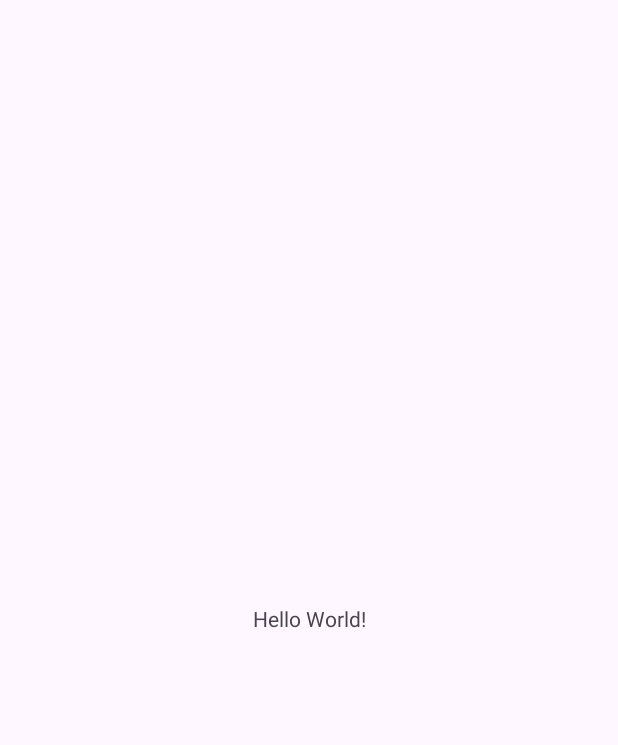
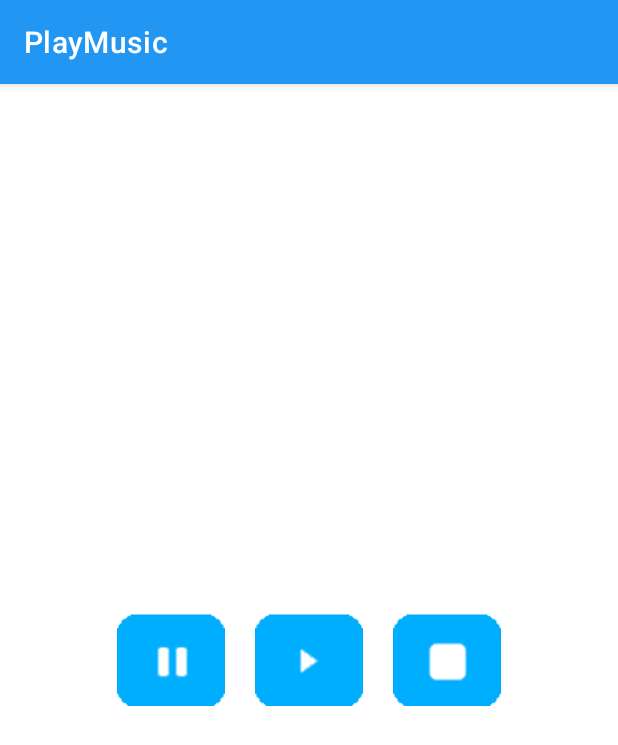
Before and after one commit to Kiel025/PlayMusic, an Android app: the screen it shows after launch (MainActivity), on a phone screen of 412 x 824 dp. Before the commit the part shown is almost empty. Shown: the top 745 px of the screen. Run offline under Robolectric (Android 15) with nearby library versions, the phone set to English and light mode, and no system bars.

Commit message:
Play, pause and stop  music

```diff
--- a/app/build.gradle.kts
+++ b/app/build.gradle.kts
@@ -4,7 +4,7 @@ plugins {
 
 android {
     namespace = "com.kiel.playmusic"
-    compileSdk = 33
+    compileSdk = 34
 
     defaultConfig {
         applicationId = "com.kiel.playmusic"
--- a/app/src/main/java/com/kiel/playmusic/MainActivity.java
+++ b/app/src/main/java/com/kiel/playmusic/MainActivity.java
@@ -2,13 +2,43 @@ package com.kiel.playmusic;
 
 import androidx.appcompat.app.AppCompatActivity;
 
+import android.media.MediaPlayer;
 import android.os.Bundle;
+import android.widget.ImageView;
 
 public class MainActivity extends AppCompatActivity {
+
+    private ImageView pause, play, stop;
+    private MediaPlayer mediaPlayer;
 
     @Override
     protected void onCreate(Bundle savedInstanceState) {
         super.onCreate(savedInstanceState);
         setContentView(R.layout.activity_main);
+
+        pause = findViewById(R.id.pause);
+        play = findViewById(R.id.play);
+        stop = findViewById(R.id.stop);
+
+        mediaPlayer = MediaPlayer.create(this,  R.raw.global);
+
+        pause.setOnClickListener(v -> {
+            if (mediaPlayer.isPlaying()) {
+                mediaPlayer.pause();
+            }
+        });
+
+        play.setOnClickListener(v -> {
+            if (mediaPlayer != null) {
+                mediaPlayer.start();
+            }
+        });
+
+        stop.setOnClickListener(v -> {
+            if(mediaPlayer.isPlaying()) {
+                mediaPlayer.stop();
+                mediaPlayer = MediaPlayer.create(this,  R.raw.global);
+            }
+        });
     }
 }
--- a/app/src/main/res/layout/activity_main.xml
+++ b/app/src/main/res/layout/activity_main.xml
@@ -1,18 +1,32 @@
 <?xml version="1.0" encoding="utf-8"?>
-<androidx.constraintlayout.widget.ConstraintLayout xmlns:android="http://schemas.android.com/apk/res/android"
-    xmlns:app="http://schemas.android.com/apk/res-auto"
+<LinearLayout xmlns:android="http://schemas.android.com/apk/res/android"
     xmlns:tools="http://schemas.android.com/tools"
     android:layout_width="match_parent"
     android:layout_height="match_parent"
+    android:gravity="center"
+    android:orientation="horizontal"
     tools:context=".MainActivity">
 
-    <TextView
+    <ImageView
+        android:id="@+id/pause"
         android:layout_width="wrap_content"
         android:layout_height="wrap_content"
-        android:text="Hello World!"
-        app:layout_constraintBottom_toBottomOf="parent"
-        app:layout_constraintEnd_toEndOf="parent"
-        app:layout_constraintStart_toStartOf="parent"
-        app:layout_constraintTop_toTopOf="parent" />
+        android:layout_margin="10dp"
+        android:src="@drawable/pause" />
 
-</androidx.constraintlayout.widget.ConstraintLayout>
+    <ImageView
+        android:id="@+id/play"
+        android:layout_width="wrap_content"
+        android:layout_height="wrap_content"
+        android:layout_margin="10dp"
+        android:src="@drawable/play" />
+
+    <ImageView
+        android:id="@+id/stop"
+        android:layout_width="wrap_content"
+        android:layout_height="wrap_content"
+        android:layout_margin="10dp"
+        android:src="@drawable/stop" />
+
+
+</LinearLayout>
--- a/app/src/main/res/values/colors.xml
+++ b/app/src/main/res/values/colors.xml
@@ -2,4 +2,5 @@
 <resources>
     <color name="black">#FF000000</color>
     <color name="white">#FFFFFFFF</color>
+    <color name="blue">#FF2196F3</color>
 </resources>
--- a/app/src/main/res/values/themes.xml
+++ b/app/src/main/res/values/themes.xml
@@ -1,8 +1,8 @@
 <resources xmlns:tools="http://schemas.android.com/tools">
     <!-- Base application theme. -->
-    <style name="Base.Theme.PlayMusic" parent="Theme.Material3.DayNight.NoActionBar">
+    <style name="Base.Theme.PlayMusic" parent="Theme.MaterialComponents.DayNight.DarkActionBar">
         <!-- Customize your light theme here. -->
-        <!-- <item name="colorPrimary">@color/my_light_primary</item> -->
+         <item name="colorPrimary">@color/blue</item>
     </style>
 
     <style name="Theme.PlayMusic" parent="Base.Theme.PlayMusic" />
```
